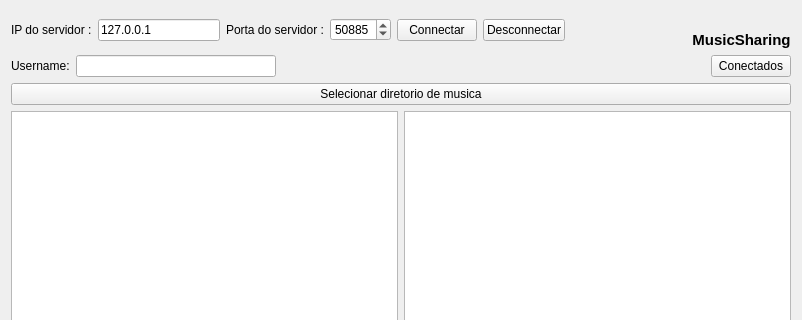
The window that Client/chat2.ui (josuegrace05/socket-application) describes before a commit, drawn with Qt 5; both pictures show x 0 to 802 and y 0 to 320 of the 802 by 526 pixel window.
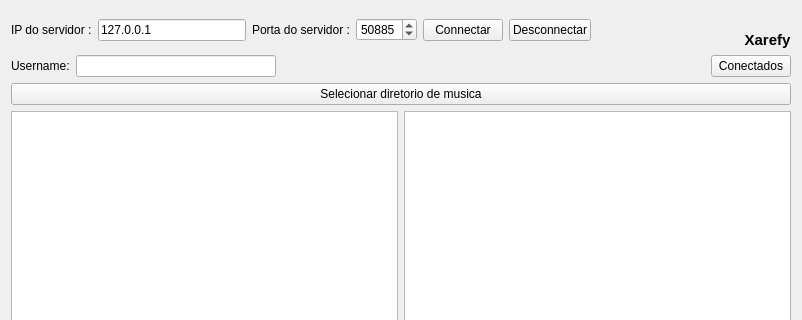
The same window after the commit. Icons and pictures are not drawn.

```diff
--- a/Client/chat2.ui
+++ b/Client/chat2.ui
@@ -115,7 +115,7 @@
           <enum>Qt::LeftToRight</enum>
          </property>
          <property name="text">
-          <string>&lt;html&gt;&lt;head/&gt;&lt;body&gt;&lt;p&gt;&lt;span style=&quot; font-weight:600;&quot;&gt;MusicSharing&lt;/span&gt;&lt;/p&gt;&lt;/body&gt;&lt;/html&gt;</string>
+          <string>&lt;html&gt;&lt;head/&gt;&lt;body&gt;&lt;p&gt;&lt;span style=&quot; font-weight:600;&quot;&gt;Xarefy&lt;/span&gt;&lt;/p&gt;&lt;/body&gt;&lt;/html&gt;</string>
          </property>
          <property name="alignment">
           <set>Qt::AlignCenter</set>
```
Left out of the diff: 2 changed lines with no effect on the pictures.
